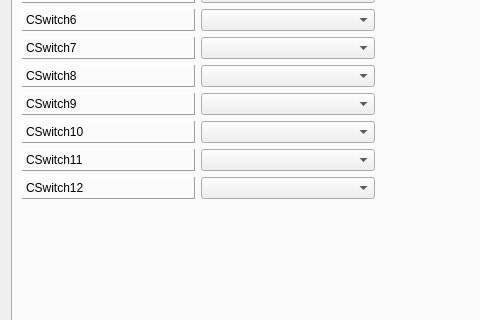
Before: the Qt Designer form src/modeledit.ui in negativerad/eepe, drawn with Qt 5; both pictures show x 0 to 480 and y 199 to 519 of the 755 by 784 pixel window.
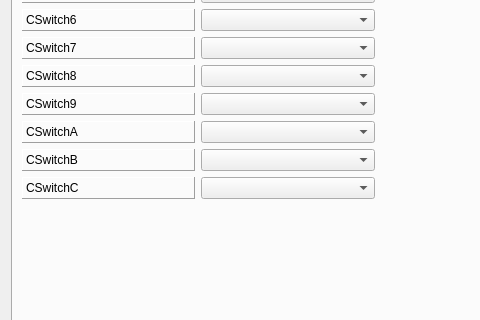
After: the same form once the commit is applied. The open tabs and pages were chosen to show the change. Icons and pictures are not drawn.

Patch:
```diff
--- a/src/modeledit.ui
+++ b/src/modeledit.ui
@@ -5385,7 +5385,7 @@
           <enum>QFrame::Raised</enum>
          </property>
          <property name="text">
-          <string>CSwitch10</string>
+          <string>CSwitchA</string>
          </property>
         </widget>
        </item>
@@ -5398,7 +5398,7 @@
           <enum>QFrame::Raised</enum>
          </property>
          <property name="text">
-          <string>CSwitch11</string>
+          <string>CSwitchB</string>
          </property>
         </widget>
        </item>
@@ -5411,7 +5411,7 @@
           <enum>QFrame::Raised</enum>
          </property>
          <property name="text">
-          <string>CSwitch12</string>
+          <string>CSwitchC</string>
          </property>
         </widget>
        </item>
```
